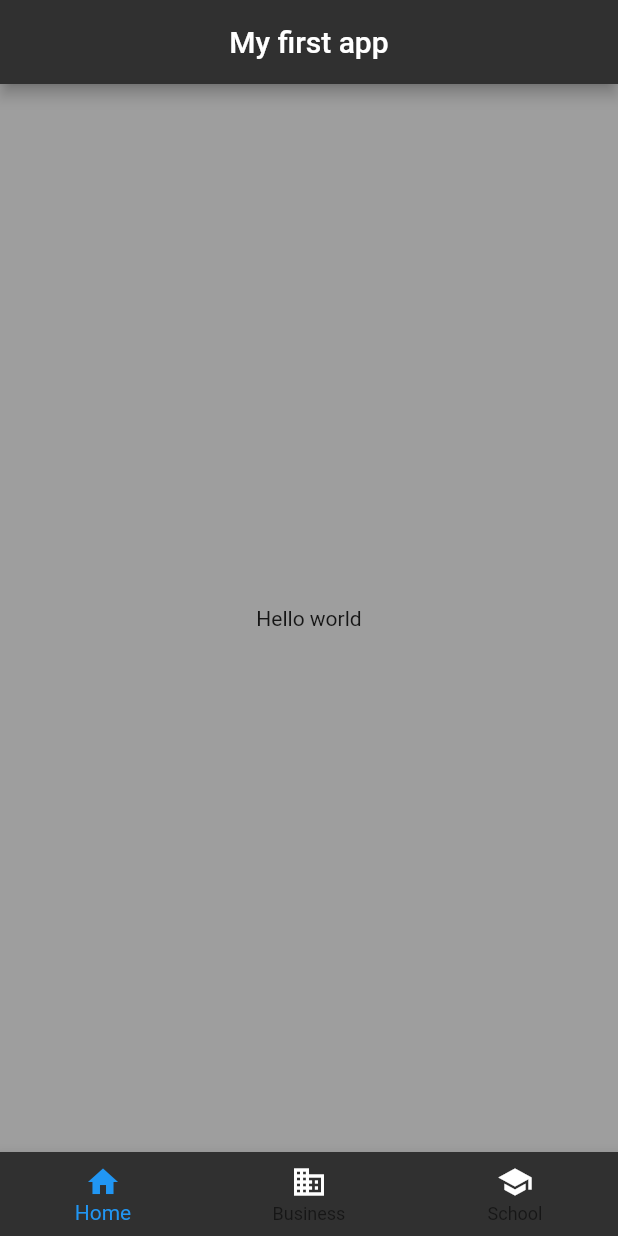
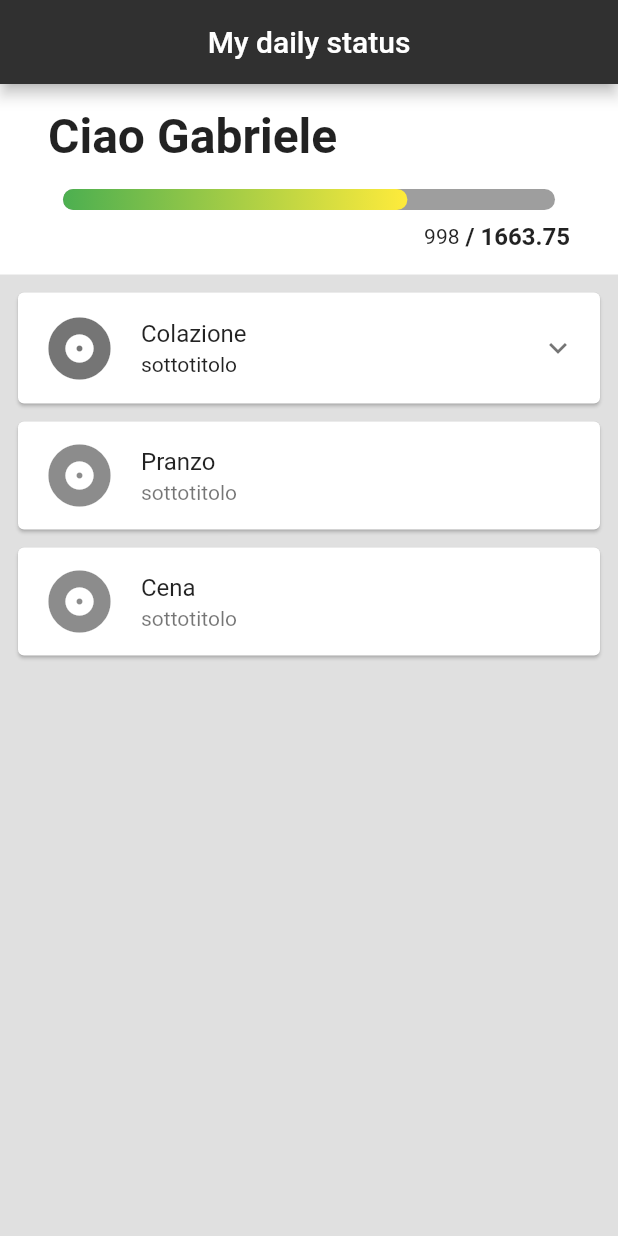
Before and after one commit to gpolli/Flutter-First-App, a Flutter app: the screen it shows after launch, on a phone screen of 412 x 824 dp. Run offline on Flutter 3.47's test engine with Material 2 defaults, Android fonts, the phone set to English and light mode, and no system bars; drawn by our look-alikes of percent_indicator.

Commit message:
Inizio creazione pagina "Calorie giornaliere"

```diff
--- a/lib/main.dart
+++ b/lib/main.dart
@@ -1,41 +1,8 @@
 import 'package:flutter/material.dart';
+import 'package:my_first_app/pages/daily_status.dart';
+import 'package:my_first_app/pages/home.dart';
 
 void main() => runApp(MaterialApp(
       title: 'My first app',
-      home: Home(),
+      home: Daily_Status(),
     ));
-
-class Home extends StatelessWidget {
-  @override
-  Widget build(BuildContext context) {
-    return Scaffold(
-      backgroundColor: Colors.grey,
-      appBar: AppBar(
-        title: Text('My first app'),
-        centerTitle: true,
-        backgroundColor: Colors.grey[850],
-      ),
-      body: Center(
-        child: Text('Hello world'),
-      ),
-      bottomNavigationBar: BottomNavigationBar(
-        items: [
-          BottomNavigationBarItem(icon: Icon(Icons.home), title: Text('Home')),
-          BottomNavigationBarItem(
-              icon: Icon(Icons.business, color: Colors.white),
-              title: Text('Business',
-                  style: TextStyle(
-                    color: Colors.white,
-                  ))),
-          BottomNavigationBarItem(
-              icon: Icon(Icons.school, color: Colors.white),
-              title: Text('School',
-                  style: TextStyle(
-                    color: Colors.white,
-                  ))),
-        ],
-        backgroundColor: Colors.grey[850],
-      ),
-    );
-  }
-}
--- /dev/null
+++ b/lib/pages/daily_status.dart
@@ -0,0 +1,106 @@
+import 'package:flutter/material.dart';
+import 'package:percent_indicator/percent_indicator.dart';
+
+class Daily_Status extends StatelessWidget {
+  double calculateBaselMetabolicRate() {
+    String sex = 'male';
+    int age = 27;
+    // Kg
+    int weight = 70;
+    // cm
+    int height = 175;
+
+    switch (sex) {
+      case 'male':
+        return (10 * weight) + (6.25 * height) - (5 * age) + 5;
+      case 'female':
+        return (10 * weight) + (6.25 * height) - (5 * age) - 161;
+    }
+  }
+
+  @override
+  Widget build(BuildContext context) {
+    return Scaffold(
+        appBar: AppBar(
+          title: Text('My daily status'),
+          centerTitle: true,
+          backgroundColor: Colors.grey[850],
+        ),
+        backgroundColor: Colors.grey[300],
+        body: Column(children: [
+          Container(
+            color: Colors.white,
+            child: Column(
+              children: [
+                Text(
+                  'Ciao Gabriele',
+                  style: TextStyle(
+                    fontSize: 32,
+                    fontWeight: FontWeight.bold,
+                  ),
+                ),
+                SizedBox(height: 16),
+                LinearPercentIndicator(
+                  linearGradient: LinearGradient(
+                    colors: [Colors.green, Colors.yellow],
+                  ),
+                  lineHeight: 14.0,
+                  percent: 0.7,
+                  linearStrokeCap: LinearStrokeCap.roundAll,
+                  backgroundColor: Colors.grey,
+                ),
+                SizedBox(height: 8),
+                Row(children: [
+                  Text('998'),
+                  Text(' / ' + calculateBaselMetabolicRate().toString(),
+                      style:
+                          TextStyle(fontSize: 16, fontWeight: FontWeight.bold)),
+                ], mainAxisAlignment: MainAxisAlignment.end),
+              ],
+              crossAxisAlignment: CrossAxisAlignment.start,
+            ),
+            padding: EdgeInsets.symmetric(vertical: 16, horizontal: 32),
+          ),
+          Container(
+            child: Column(
+              children: [
+                Card(
+                    child: ExpansionTile(
+                  leading: Icon(Icons.album, size: 50),
+                  title: Text('Colazione'),
+                  subtitle: Text('sottotitolo'),
+                  children: [
+                    ListTile(
+                      title: Text('Latte'),
+                    )
+                  ],
+                )),
+                SizedBox(height: 4),
+                Card(
+                  child: Column(
+                    children: [
+                      ListTile(
+                          leading: Icon(Icons.album, size: 50),
+                          title: Text('Pranzo'),
+                          subtitle: Text('sottotitolo')),
+                    ],
+                  ),
+                ),
+                SizedBox(height: 4),
+                Card(
+                  child: Column(
+                    children: [
+                      ListTile(
+                          leading: Icon(Icons.album, size: 50),
+                          title: Text('Cena'),
+                          subtitle: Text('sottotitolo')),
+                    ],
+                  ),
+                )
+              ],
+            ),
+            padding: EdgeInsets.symmetric(vertical: 8, horizontal: 8),
+          ),
+        ], crossAxisAlignment: CrossAxisAlignment.stretch));
+  }
+}
--- /dev/null
+++ b/lib/pages/home.dart
@@ -0,0 +1,36 @@
+import 'package:flutter/material.dart';
+
+class Home extends StatelessWidget {
+  @override
+  Widget build(BuildContext context) {
+    return Scaffold(
+      backgroundColor: Colors.grey,
+      appBar: AppBar(
+        title: Text('My first app'),
+        centerTitle: true,
+        backgroundColor: Colors.grey[850],
+      ),
+      body: Center(
+        child: Text('Hello world'),
+      ),
+      bottomNavigationBar: BottomNavigationBar(
+        items: [
+          BottomNavigationBarItem(icon: Icon(Icons.home), title: Text('Home')),
+          BottomNavigationBarItem(
+              icon: Icon(Icons.local_pizza, color: Colors.white),
+              title: Text('Daily Status',
+                  style: TextStyle(
+                    color: Colors.white,
+                  ))),
+          BottomNavigationBarItem(
+              icon: Icon(Icons.school, color: Colors.white),
+              title: Text('School',
+                  style: TextStyle(
+                    color: Colors.white,
+                  ))),
+        ],
+        backgroundColor: Colors.grey[850],
+      ),
+    );
+  }
+}
--- a/pubspec.yaml
+++ b/pubspec.yaml
@@ -28,6 +28,7 @@ dependencies:
   # The following adds the Cupertino Icons font to your application.
   # Use with the CupertinoIcons class for iOS style icons.
   cupertino_icons: ^0.1.3
+  percent_indicator: ^2.1.5
 
 dev_dependencies:
   flutter_test:
```
Also changed, not shown: pubspec.lock.
